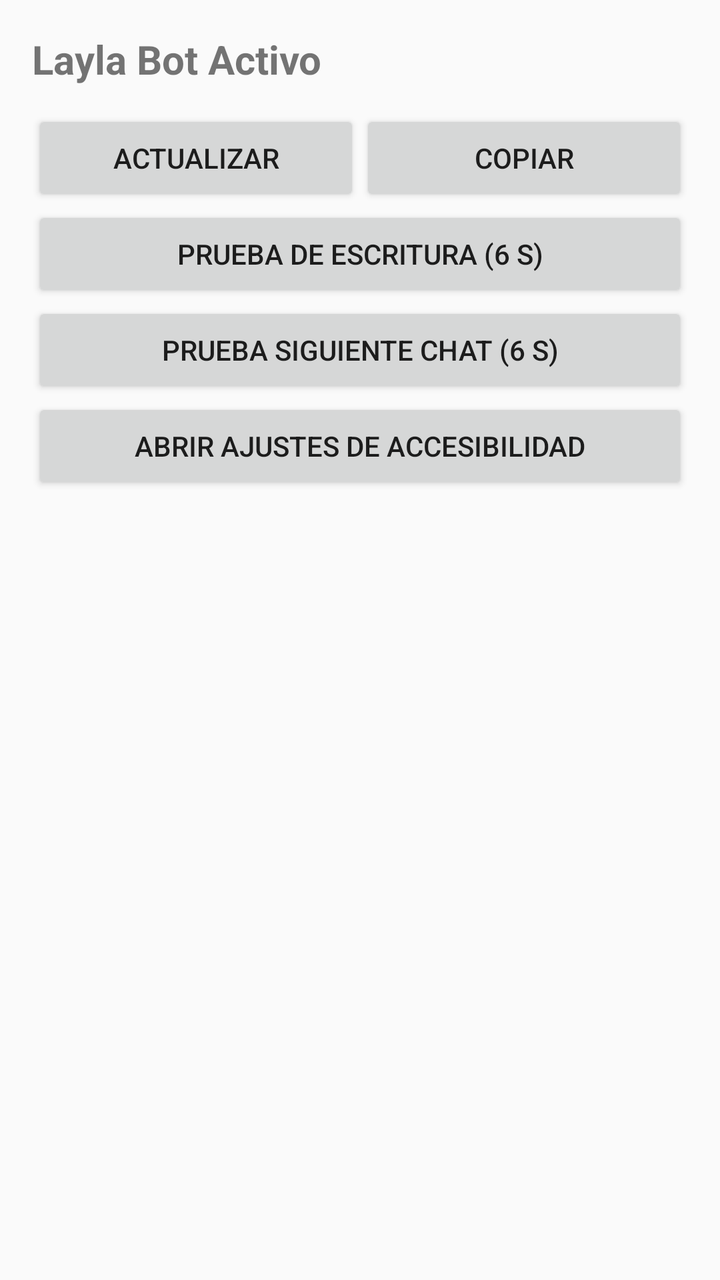
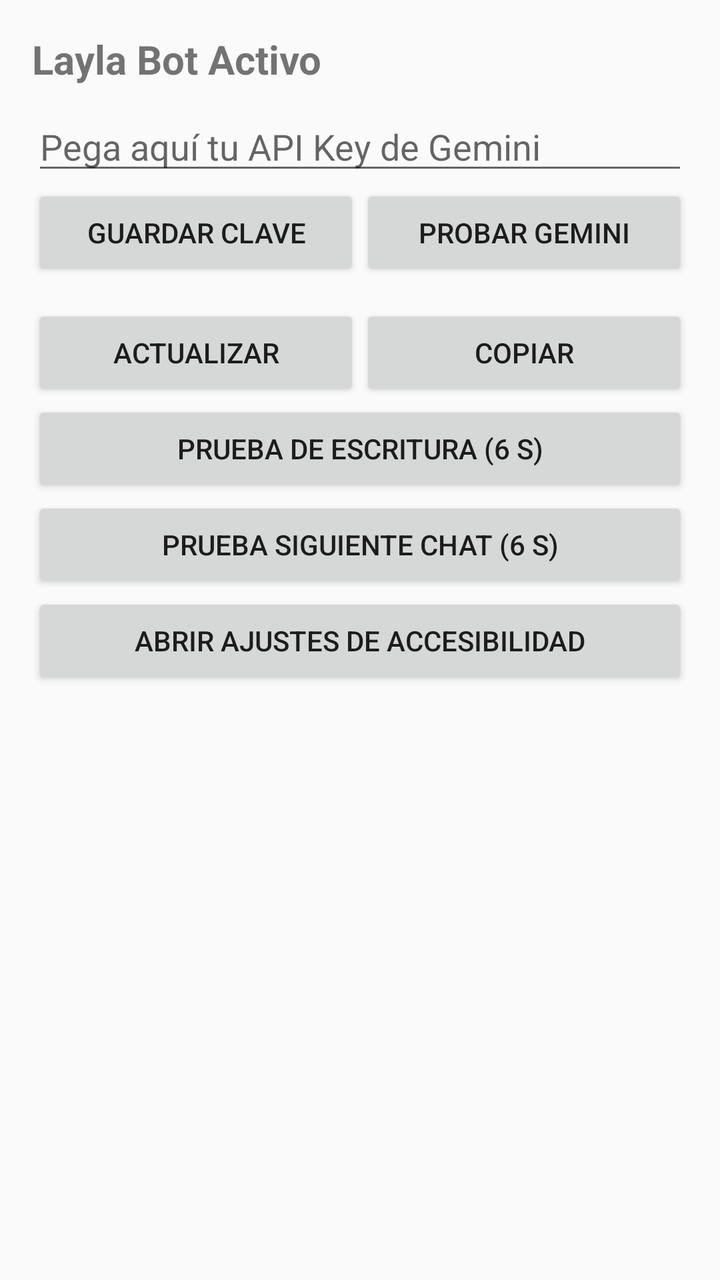

Screens rendered from an Android XML layout before and after an edit, with the pre-edit source and the edit as a unified diff.
<!-- AndroidManifest.xml: application theme Theme.AppCompat.Light.DarkActionBar -->
<!-- res/layout/activity_main.xml -->
<?xml version="1.0" encoding="utf-8"?>
<LinearLayout xmlns:android="http://schemas.android.com/apk/res/android"
    android:layout_width="match_parent"
    android:layout_height="match_parent"
    android:orientation="vertical"
    android:padding="16dp">

    <TextView
        android:layout_width="wrap_content"
        android:layout_height="wrap_content"
        android:text="Layla Bot Activo"
        android:textSize="20sp"
        android:textStyle="bold"/>

    <LinearLayout
        android:layout_width="match_parent"
        android:layout_height="wrap_content"
        android:orientation="horizontal"
        android:layout_marginTop="12dp">

        <Button
            android:id="@+id/btn_actualizar"
            android:layout_width="0dp"
            android:layout_height="wrap_content"
            android:layout_weight="1"
            android:text="Actualizar"/>

        <Button
            android:id="@+id/btn_copiar"
            android:layout_width="0dp"
            android:layout_height="wrap_content"
            android:layout_weight="1"
            android:text="Copiar"/>
    </LinearLayout>

    <Button
        android:id="@+id/btn_prueba"
        android:layout_width="match_parent"
        android:layout_height="wrap_content"
        android:text="Prueba de escritura (6 s)"/>

    <Button
        android:id="@+id/btn_siguiente"
        android:layout_width="match_parent"
        android:layout_height="wrap_content"
        android:text="Prueba siguiente chat (6 s)"/>

    <Button
        android:id="@+id/btn_ajustes"
        android:layout_width="match_parent"
        android:layout_height="wrap_content"
        android:text="Abrir ajustes de accesibilidad"/>

    <ScrollView
        android:layout_width="match_parent"
        android:layout_height="0dp"
        android:layout_weight="1"
        android:layout_marginTop="12dp">

        <TextView
            android:id="@+id/salida"
            android:layout_width="match_parent"
            android:layout_height="wrap_content"
            android:textSize="12sp"
            android:typeface="monospace"
            android:textIsSelectable="true"/>
    </ScrollView>

</LinearLayout>
<!-- resources referenced by this layout -->
<resources>

</resources>

<!-- the commit's change to res/layout/activity_main.xml (unified diff, before → after) -->
@@ -11,6 +11,34 @@
         android:text="Layla Bot Activo"
         android:textSize="20sp"
         android:textStyle="bold"/>
+
+    <EditText
+        android:id="@+id/et_api_key"
+        android:layout_width="match_parent"
+        android:layout_height="wrap_content"
+        android:layout_marginTop="8dp"
+        android:hint="Pega aquí tu API Key de Gemini"
+        android:inputType="textPassword"/>
+
+    <LinearLayout
+        android:layout_width="match_parent"
+        android:layout_height="wrap_content"
+        android:orientation="horizontal">
+
+        <Button
+            android:id="@+id/btn_guardar_key"
+            android:layout_width="0dp"
+            android:layout_height="wrap_content"
+            android:layout_weight="1"
+            android:text="Guardar clave"/>
+
+        <Button
+            android:id="@+id/btn_probar_ia"
+            android:layout_width="0dp"
+            android:layout_height="wrap_content"
+            android:layout_weight="1"
+            android:text="Probar Gemini"/>
+    </LinearLayout>
 
     <LinearLayout
         android:layout_width="match_parent"
